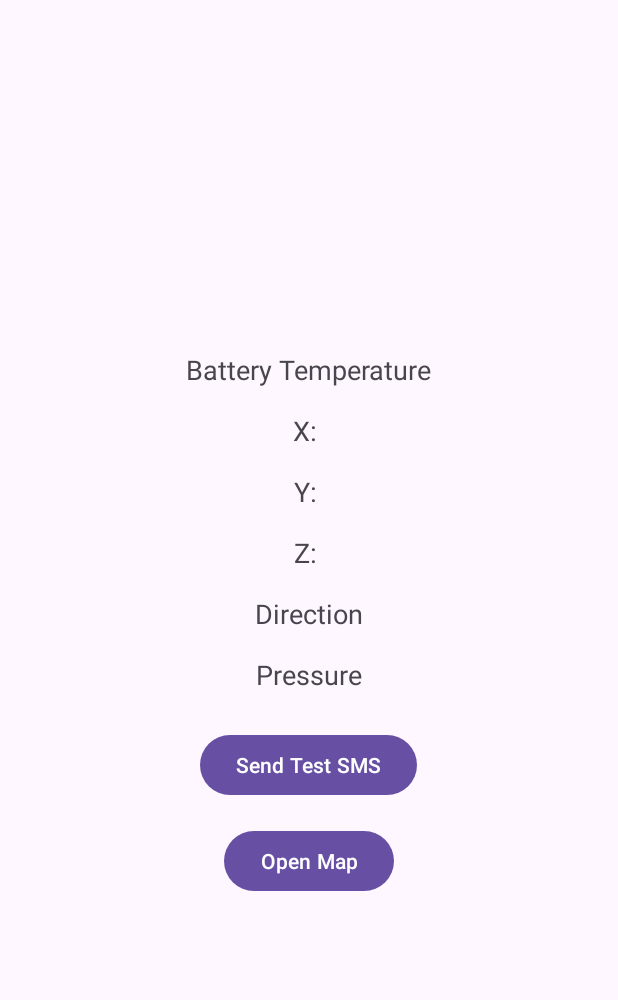
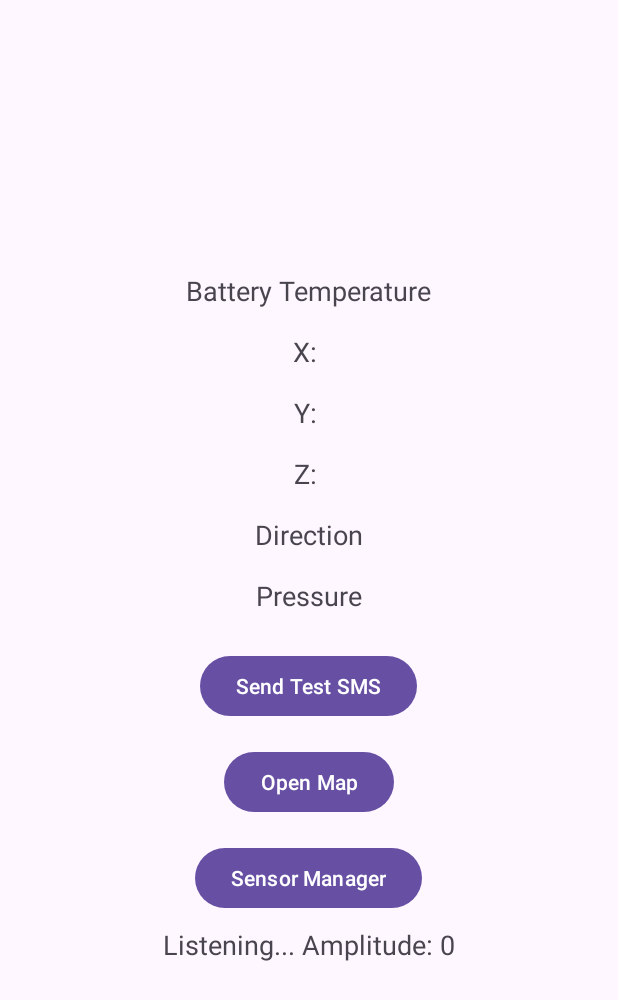
Before and after one commit to ImamNurHadi/Smart-Emergency-and-Road-Assistance, an Android app: the screen it shows after launch (MainActivity), on a phone screen of 412 x 824 dp. Shown: the top 1000 px of the screen. Run offline under Robolectric (Android 15) with nearby library versions, the light colour scheme and no system bars.

Commit message:
Add Sensor Manager, Audio Monitoring

```diff
--- a/app/src/main/java/com/example/sera/MainActivity.java
+++ b/app/src/main/java/com/example/sera/MainActivity.java
@@ -9,6 +9,9 @@ import android.hardware.SensorEvent;
 import android.hardware.SensorEventListener;
 import android.hardware.SensorManager;
 import android.location.Location;
+import android.media.AudioFormat;
+import android.media.AudioRecord;
+import android.media.MediaRecorder;
 import android.os.BatteryManager;
 import android.os.Bundle;
 import android.os.Vibrator;
@@ -16,6 +19,8 @@ import android.os.VibrationEffect;
 import android.media.MediaPlayer;
 import android.widget.Button;
 import android.widget.TextView;
+
+import androidx.annotation.NonNull;
 import androidx.appcompat.app.AppCompatActivity;
 import androidx.core.app.ActivityCompat;
 import android.view.View;
@@ -42,7 +47,13 @@ public class MainActivity extends AppCompatActivity {
     private TextView barometerText;
     // Vibrator instance
     private Vibrator vibrator;
+
+    //Audio
     private MediaPlayer mediaPlayer;
+    private TextView soundStatusText;
+    private boolean isListening = true;
+    private static final int SAMPLE_RATE = 44100; // Sample rate (Hz)
+    private static final int THRESHOLD = 10000;  // Amplitudo ambang batas
 
     // Sensors and SensorManager
     private SensorManager sensorManager;
@@ -64,6 +75,7 @@ public class MainActivity extends AppCompatActivity {
         super.onCreate(savedInstanceState);
         setContentView(R.layout.activity_main);
 
+        requestPermissions();
         // Initialize views
         temperatureText = findViewById(R.id.temperatureText);
         textX = findViewById(R.id.textX);
@@ -109,6 +121,19 @@ public class MainActivity extends AppCompatActivity {
                 startActivity(intent);
             }
         });
+
+        Button buttonSensorManager = findViewById(R.id.buttonSensorManager);
+        buttonSensorManager.setOnClickListener(new View.OnClickListener() {
+            @Override
+            public void onClick(View v) {
+                // Create an Intent to start SManagerActivity
+                Intent intent = new Intent(MainActivity.this, SManagerActivity.class);
+                startActivity(intent);
+            }
+        });
+
+        soundStatusText = findViewById(R.id.soundStatusText);
+
     }
 
     @Override
@@ -137,6 +162,23 @@ public class MainActivity extends AppCompatActivity {
         sensorManager.unregisterListener(barometerListener);
     }
 
+    private void requestPermissions() {
+        if (checkSelfPermission(Manifest.permission.RECORD_AUDIO) != PackageManager.PERMISSION_GRANTED) {
+            requestPermissions(new String[]{Manifest.permission.RECORD_AUDIO}, 1);
+        } else {
+            startListening();
+        }
+    }
+
+    @Override
+    public void onRequestPermissionsResult(int requestCode, @NonNull String[] permissions, @NonNull int[] grantResults) {
+        super.onRequestPermissionsResult(requestCode, permissions, grantResults);
+        if (requestCode == 1 && grantResults.length > 0 && grantResults[0] == PackageManager.PERMISSION_GRANTED) {
+            startListening();
+        } else {
+            Toast.makeText(this, "Permission Denied", Toast.LENGTH_SHORT).show();
+        }
+    }
     @Override
     protected void onDestroy() {
         super.onDestroy();
@@ -294,6 +336,58 @@ public class MainActivity extends AppCompatActivity {
         }
     };
 
+    private void startListening() {
+        int bufferSize = AudioRecord.getMinBufferSize(
+                SAMPLE_RATE,
+                AudioFormat.CHANNEL_IN_MONO,
+                AudioFormat.ENCODING_PCM_16BIT);
+
+        AudioRecord audioRecord = new AudioRecord(
+                MediaRecorder.AudioSource.MIC,
+                SAMPLE_RATE,
+                AudioFormat.CHANNEL_IN_MONO,
+                AudioFormat.ENCODING_PCM_16BIT,
+                bufferSize);
+
+        if (audioRecord.getState() != AudioRecord.STATE_INITIALIZED) {
+            Toast.makeText(this, "AudioRecord Initialization Failed!", Toast.LENGTH_SHORT).show();
+            return;
+        }
+
+        audioRecord.startRecording();
+        isListening = true;
+
+        new Thread(() -> {
+            short[] buffer = new short[bufferSize];
+            while (isListening) {
+                int read = audioRecord.read(buffer, 0, buffer.length);
+                if (read > 0) {
+                    int amplitude = calculateAmplitude(buffer, read);
+                    runOnUiThread(() -> soundStatusText.setText("Listening... Amplitude: " + amplitude));
+
+                    if (amplitude > THRESHOLD) {
+                        runOnUiThread(this::sendHelpSms);
+                    }
+                }
+                try {
+                    Thread.sleep(500); // Perbarui setiap 500ms
+                } catch (InterruptedException e) {
+                    e.printStackTrace();
+                }
+            }
+            audioRecord.stop();
+            audioRecord.release();
+        }).start();
+    }
+
+    private int calculateAmplitude(short[] buffer, int read) {
+        int maxAmplitude = 0;
+        for (int i = 0; i < read; i++) {
+            maxAmplitude = Math.max(maxAmplitude, Math.abs(buffer[i]));
+        }
+        return maxAmplitude;
+    }
+
     private void requestLocationUpdates() {
         LocationRequest locationRequest = LocationRequest.create()
                 .setPriority(LocationRequest.PRIORITY_HIGH_ACCURACY)
--- a/app/src/main/res/layout/activity_main.xml
+++ b/app/src/main/res/layout/activity_main.xml
@@ -73,5 +73,19 @@
         android:layout_marginTop="16dp"
         android:text="Open Map" />
 
+    <Button
+        android:id="@+id/buttonSensorManager"
+        android:layout_width="wrap_content"
+        android:layout_height="wrap_content"
+        android:layout_marginTop="16dp"
+        android:text="Sensor Manager" />
+
+    <TextView
+        android:id="@+id/soundStatusText"
+        android:layout_width="wrap_content"
+        android:layout_height="wrap_content"
+        android:text="Listening..."
+        android:textSize="18sp"
+        android:layout_margin="8dp" />
 
 </LinearLayout>
```
Also changed, not shown: app/src/main/AndroidManifest.xml (+4 -3 lines), app/src/main/java/com/example/sera/SManagerActivity.java (added, +40 -0 lines), app/src/main/res/layout/activity_smanager.xml (added, +13 -0 lines).
